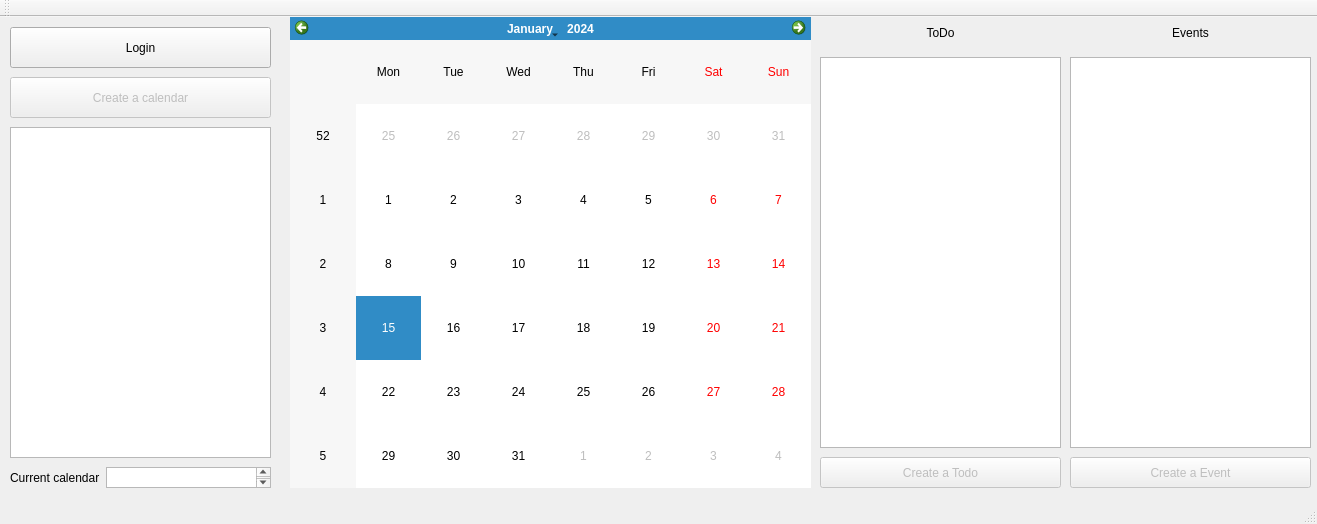
First picture: the form in qtcreatorTest/Headers/mainwindow.ui, repository piccirilloth/Calendar-and-To-Do-list-CalDav, before the edit.
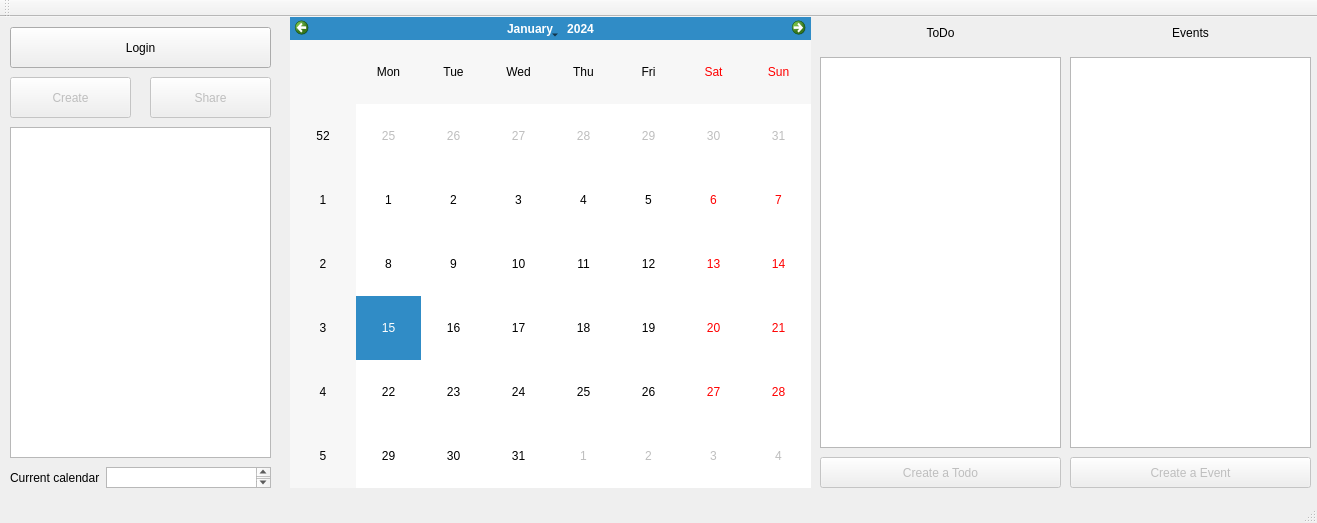
Second picture: the form after the edit.

Commit message: share calendar implemented

What changed in the file:
```diff
--- a/qtcreatorTest/Headers/mainwindow.ui
+++ b/qtcreatorTest/Headers/mainwindow.ui
@@ -7,7 +7,7 @@
     <x>0</x>
     <y>0</y>
     <width>1317</width>
-    <height>524</height>
+    <height>523</height>
    </rect>
   </property>
   <property name="windowTitle">
@@ -68,7 +68,7 @@
      <rect>
       <x>10</x>
       <y>60</y>
-      <width>261</width>
+      <width>121</width>
       <height>41</height>
      </rect>
     </property>
@@ -76,7 +76,7 @@
      <string notr="true">font: 14pt &quot;Sans Serif&quot;;</string>
     </property>
     <property name="text">
-     <string>Create a calendar</string>
+     <string>Create</string>
     </property>
     <property name="flat">
      <bool>false</bool>
@@ -192,6 +192,28 @@
      <string>Create a Event</string>
     </property>
    </widget>
+   <widget class="QPushButton" name="shareCalendarButton">
+    <property name="enabled">
+     <bool>false</bool>
+    </property>
+    <property name="geometry">
+     <rect>
+      <x>150</x>
+      <y>60</y>
+      <width>121</width>
+      <height>41</height>
+     </rect>
+    </property>
+    <property name="styleSheet">
+     <string notr="true">font: 14pt &quot;Sans Serif&quot;;</string>
+    </property>
+    <property name="text">
+     <string>Share</string>
+    </property>
+    <property name="flat">
+     <bool>false</bool>
+    </property>
+   </widget>
   </widget>
   <widget class="QStatusBar" name="statusbar"/>
   <widget class="QToolBar" name="toolBar">
```
The commit also changes 40 other files.
